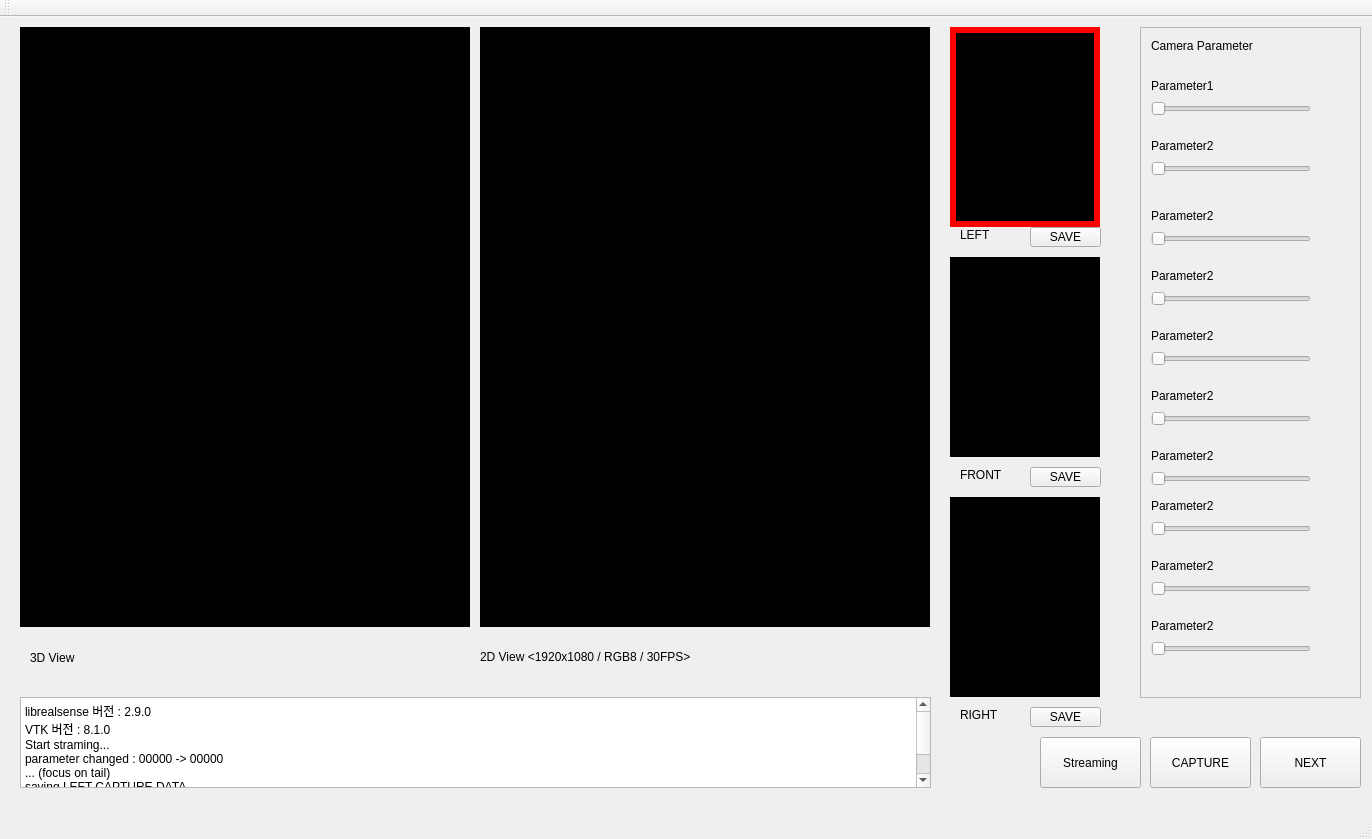
First picture: the form in 3D_Face_scanning.vc140/ScanModuleQT/scanmoduleqt.ui, repository CSID-DGU/2017-2-CECD-BirdSound-1, before the edit.
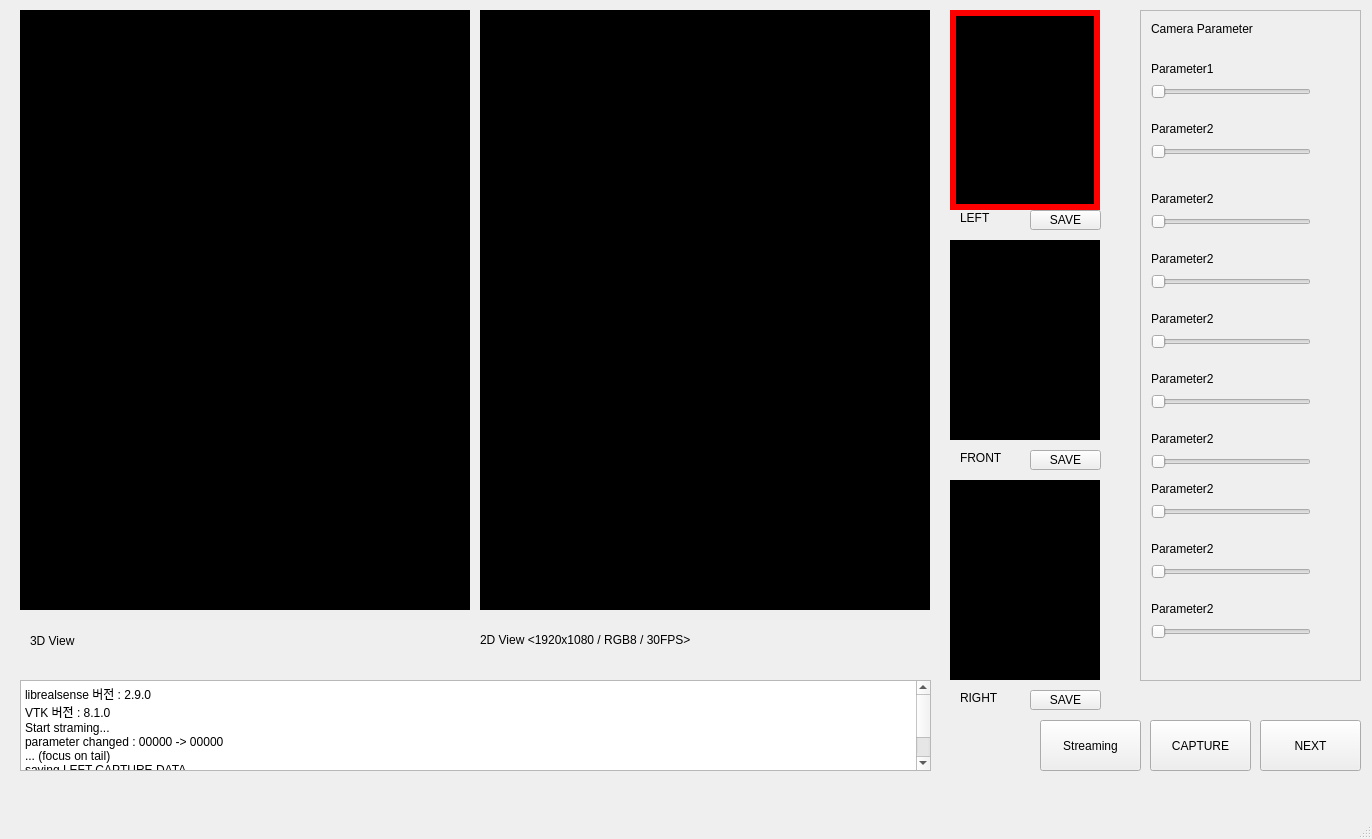
Second picture: the form after the edit.

What changed in the file:
```diff
--- a/3D_Face_scanning.vc140/ScanModuleQT/scanmoduleqt.ui
+++ b/3D_Face_scanning.vc140/ScanModuleQT/scanmoduleqt.ui
@@ -582,14 +582,6 @@
     </rect>
    </property>
   </widget>
-  <widget class="QToolBar" name="mainToolBar">
-   <attribute name="toolBarArea">
-    <enum>TopToolBarArea</enum>
-   </attribute>
-   <attribute name="toolBarBreak">
-    <bool>false</bool>
-   </attribute>
-  </widget>
   <widget class="QStatusBar" name="statusBar"/>
  </widget>
  <layoutdefault spacing="6" margin="11"/>
```
